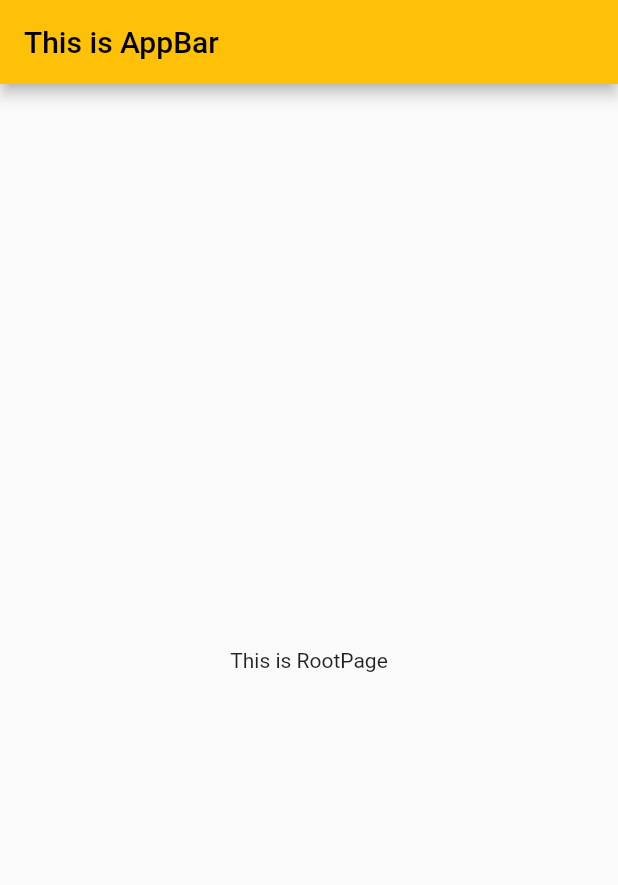
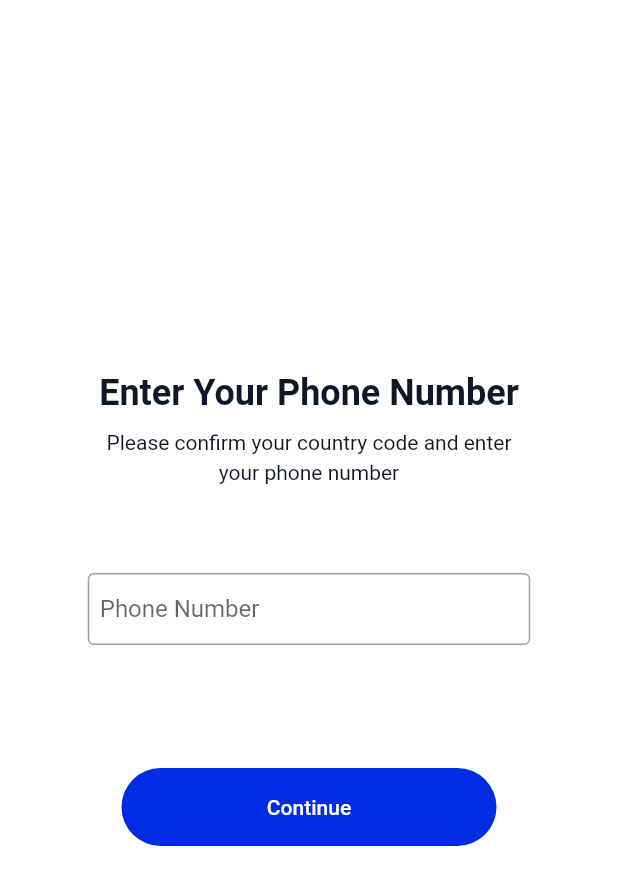
Before and after one commit to b1tj/chat_app, a Flutter app: the screen it shows after launch, on a phone screen of 412 x 824 dp. Shown: the top 885 px of the screen. Run offline on Flutter 3.47's test engine with Material 2 defaults, Android fonts, the light colour scheme and no system bars; Roboto replaces fonts that are missing (Mulish).

Commit message:
Add register_page & done UI register_page

```diff
--- a/lib/main.dart
+++ b/lib/main.dart
@@ -1,6 +1,5 @@
+import 'package:chat_app/register_page.dart';
 import 'package:flutter/material.dart';
-
-import 'package:shared_preferences/shared_preferences.dart';
 
 void main() {
   runApp(const MyApp());
@@ -14,77 +13,7 @@ class MyApp extends StatelessWidget {
     return MaterialApp(
       debugShowCheckedModeBanner: false,
       theme: ThemeData(primarySwatch: Colors.amber),
-      home: const RootPage(),
+      home: const RegisterPage(),
     );
   }
 }
-
-class RootPage extends StatefulWidget {
-  const RootPage({super.key});
-
-  @override
-  State<RootPage> createState() => _RootPageState();
-}
-
-class _RootPageState extends State<RootPage> {
-  Future checkFirstScreen() async {
-    SharedPreferences prefs = await SharedPreferences.getInstance();
-    bool _seen = (prefs.getBool('seen') ?? false);
-
-    if (_seen) {
-      Navigator.of(context).pushReplacement(
-          new MaterialPageRoute(builder: (context) => new Home()));
-    } else {
-      await prefs.setBool('seen', true);
-      Navigator.of(context).pushReplacement(
-          new MaterialPageRoute(builder: (context) => new IntroScreen()));
-    }
-  }
-
-  @override
-  void afterFirstLayout(BuildContext context) => checkFirstScreen();
-
-  @override
-  Widget build(BuildContext context) {
-    return Scaffold(
-      appBar: AppBar(
-        title: Text("This is AppBar"),
-      ),
-      body: Center(
-        child: Text('This is RootPage'),
-      ),
-    );
-  }
-}
-
-class Home extends StatefulWidget {
-  const Home({super.key});
-
-  @override
-  State<Home> createState() => _HomeState();
-}
-
-class _HomeState extends State<Home> {
-  @override
-  Widget build(BuildContext context) {
-    return Scaffold(
-      body: Text('This is Home page'),
-    );
-  }
-}
-
-class IntroScreen extends StatefulWidget {
-  const IntroScreen({super.key});
-
-  @override
-  State<IntroScreen> createState() => _IntroScreenState();
-}
-
-class _IntroScreenState extends State<IntroScreen> {
-  @override
-  Widget build(BuildContext context) {
-    return Scaffold(
-      body: Text('This is Intro page'),
-    );
-  }
-}
--- /dev/null
+++ b/lib/register_page.dart
@@ -0,0 +1,93 @@
+import 'package:flutter/material.dart';
+
+class RegisterPage extends StatefulWidget {
+  const RegisterPage({super.key});
+
+  @override
+  State<RegisterPage> createState() => _RegisterPageState();
+}
+
+class _RegisterPageState extends State<RegisterPage> {
+  @override
+  Widget build(BuildContext context) {
+    return Scaffold(
+      backgroundColor: Colors.white,
+      body: Center(
+        child: Column(
+          mainAxisSize: MainAxisSize.min,
+          children: [
+            SizedBox(
+              width: 295,
+              height: 86,
+              child: Column(
+                children: [
+                  Text(
+                    "Enter Your Phone Number",
+                    textAlign: TextAlign.center,
+                    style: TextStyle(
+                      color: Color(0xFF0F1828),
+                      fontSize: 24,
+                      fontFamily: 'Mulish',
+                      fontWeight: FontWeight.w700,
+                    ),
+                  ),
+                  SizedBox(height: 8),
+                  Expanded(
+                    child: Text(
+                      'Please confirm your country code and enter your phone number',
+                      textAlign: TextAlign.center,
+                      style: TextStyle(
+                        color: Color(0xFF0F1828),
+                        fontSize: 14,
+                        fontFamily: 'Mulish',
+                        fontWeight: FontWeight.w400,
+                        height: 1.4,
+                      ),
+                    ),
+                  ),
+                ],
+              ),
+            ),
+            SizedBox(height: 48),
+            SizedBox(
+              width: 295,
+              child: TextField(
+                decoration: InputDecoration(
+                  border: OutlineInputBorder(),
+                  focusedBorder: OutlineInputBorder(
+                    borderSide: BorderSide(color: Color(0xFFADB5BD)),
+                  ),
+                  hintText: 'Phone Number',
+                  fillColor: Color(0xFFADB5BD),
+                  focusColor: Color(0xFFADB5BD),
+                  contentPadding:
+                      EdgeInsets.symmetric(horizontal: 8, vertical: 6),
+                ),
+              ),
+            ),
+            SizedBox(height: 70),
+            Padding(
+              padding: EdgeInsets.symmetric(horizontal: 48, vertical: 12),
+              child: SizedBox(
+                width: 250,
+                height: 52,
+                child: TextButton(
+                  style: TextButton.styleFrom(
+                      foregroundColor: Colors.white,
+                      padding:
+                          EdgeInsets.symmetric(horizontal: 48, vertical: 12),
+                      backgroundColor: Color(0xFF002DE3),
+                      shape: RoundedRectangleBorder(
+                        borderRadius: BorderRadius.circular(30),
+                      )),
+                  child: Text("Continue"),
+                  onPressed: () {},
+                ),
+              ),
+            ),
+          ],
+        ),
+      ),
+    );
+  }
+}
```
